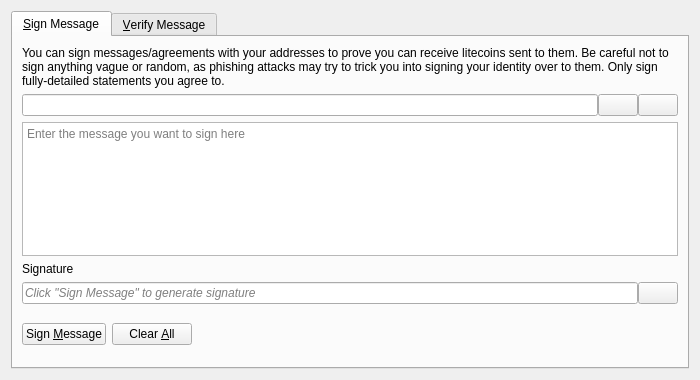
nkpatro/catcoin, file src/qt/forms/signverifymessagedialog.ui: the form before one commit.
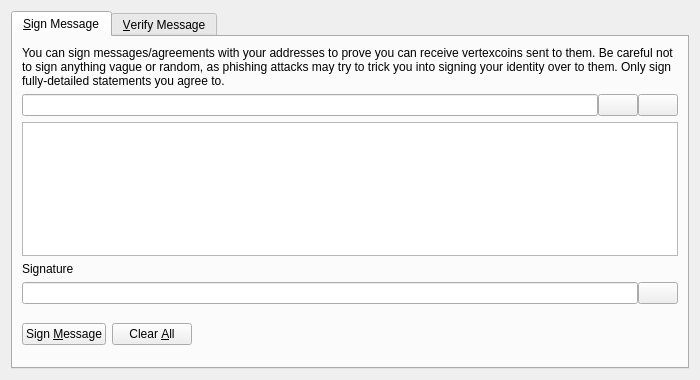
The form after the commit. Icons and pictures are not drawn. Custom widgets are drawn as their Qt base class.

```diff
--- a/src/qt/forms/signverifymessagedialog.ui
+++ b/src/qt/forms/signverifymessagedialog.ui
@@ -30,7 +30,7 @@
        <item>
         <widget class="QLabel" name="infoLabel_SM">
          <property name="text">
-          <string>You can sign messages/agreements with your addresses to prove you can receive litecoins sent to them. Be careful not to sign anything vague or random, as phishing attacks may try to trick you into signing your identity over to them. Only sign fully-detailed statements you agree to.</string>
+          <string>You can sign messages/agreements with your addresses to prove you can receive vertexcoins sent to them. Be careful not to sign anything vague or random, as phishing attacks may try to trick you into signing your identity over to them. Only sign fully-detailed statements you agree to.</string>
          </property>
          <property name="textFormat">
           <enum>Qt::PlainText</enum>
@@ -99,9 +99,6 @@
          <property name="toolTip">
           <string>Enter the message you want to sign here</string>
          </property>
-         <property name="placeholderText">
-          <string>Enter the message you want to sign here</string>
-         </property>
         </widget>
        </item>
        <item>
@@ -121,9 +118,6 @@
          </property>
          <item>
           <widget class="QLineEdit" name="signatureOut_SM">
-           <property name="placeholderText">
-            <string>Click "Sign Message" to generate signature</string>
-           </property>
            <property name="font">
             <font>
              <italic>true</italic>
```
Left out of the diff: 28 changed lines with no effect on the pictures.
